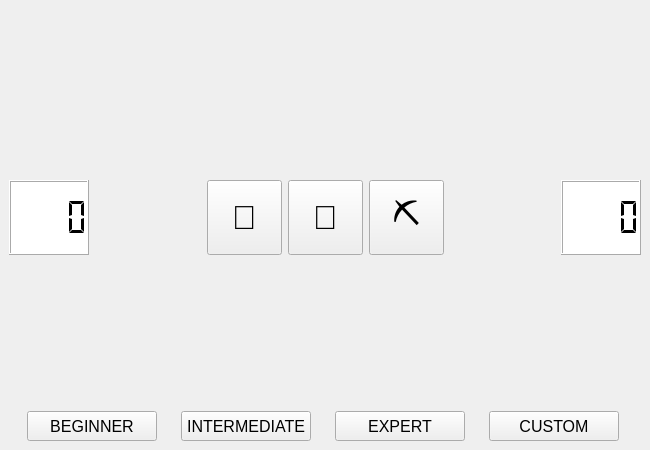
First picture: the form in minesweeper_ui.ui, repository rekin5320/minesweeper, before the edit.
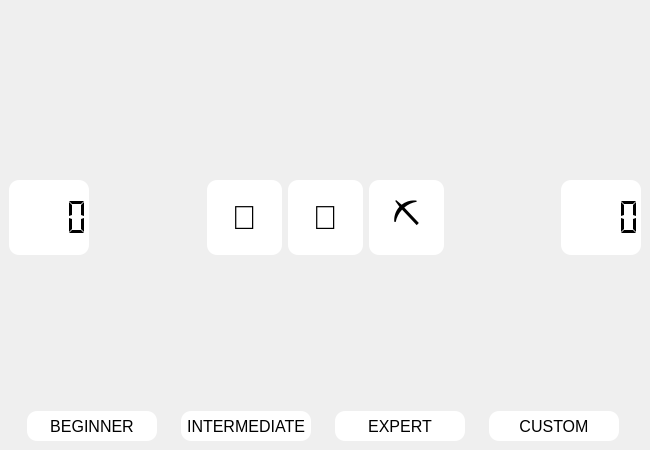
Second picture: the form after the edit. Icons and pictures are not drawn.

Commit message: Made button borders round

The edit to the form file:
```diff
--- a/minesweeper_ui.ui
+++ b/minesweeper_ui.ui
@@ -80,6 +80,7 @@
          <string>
                 QLCDNumber {
                     background-color: white;
+                    border-radius: 10px;
                 }
             </string>
         </property>
@@ -138,6 +139,14 @@
         <property name="text">
          <string>🚩</string>
         </property>
+        <property name="styleSheet">
+         <string>
+                QPushButton {
+                    background-color: white;
+                    border-radius: 10px;
+                }
+            </string>
+        </property>
        </widget>
       </item>
       <item>
@@ -174,6 +183,14 @@
         <property name="text">
          <string>🙂</string>
         </property>
+        <property name="styleSheet">
+         <string>
+                QPushButton {
+                    background-color: white;
+                    border-radius: 10px;
+                }
+            </string>
+        </property>
        </widget>
       </item>
       <item>
@@ -210,6 +227,14 @@
         <property name="text">
          <string>⛏️</string>
         </property>
+        <property name="styleSheet">
+         <string>
+                QPushButton {
+                    background-color: white;
+                    border-radius: 10px;
+                }
+            </string>
+        </property>
        </widget>
       </item>
       <item>
@@ -243,6 +268,7 @@
          <string>
                 QLCDNumber {
                     background-color: white;
+                    border-radius: 10px;
                 }
             </string>
         </property>
@@ -332,6 +358,14 @@
         <property name="text">
          <string>BEGINNER</string>
         </property>
+        <property name="styleSheet">
+         <string>
+                QPushButton {
+                    background-color: white;
+                    border-radius: 10px;
+                }
+            </string>
+        </property>
        </widget>
       </item>
       <item>
@@ -368,6 +402,14 @@
         <property name="text">
          <string>INTERMEDIATE</string>
         </property>
+        <property name="styleSheet">
+         <string>
+                QPushButton {
+                    background-color: white;
+                    border-radius: 10px;
+                }
+            </string>
+        </property>
        </widget>
       </item>
       <item>
@@ -404,6 +446,14 @@
         <property name="text">
          <string>EXPERT</string>
         </property>
+        <property name="styleSheet">
+         <string>
+                QPushButton {
+                    background-color: white;
+                    border-radius: 10px;
+                }
+            </string>
+        </property>
        </widget>
       </item>
       <item>
@@ -440,6 +490,14 @@
         <property name="text">
          <string>CUSTOM</string>
         </property>
+        <property name="styleSheet">
+         <string>
+                QPushButton {
+                    background-color: white;
+                    border-radius: 10px;
+                }
+            </string>
+        </property>
        </widget>
       </item>
      </layout>
```
The commit also changes 1 other file.
